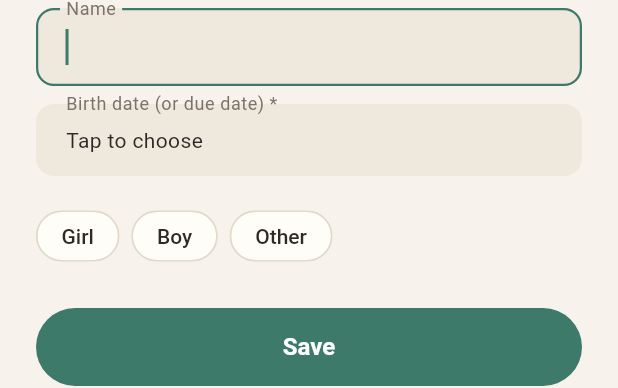
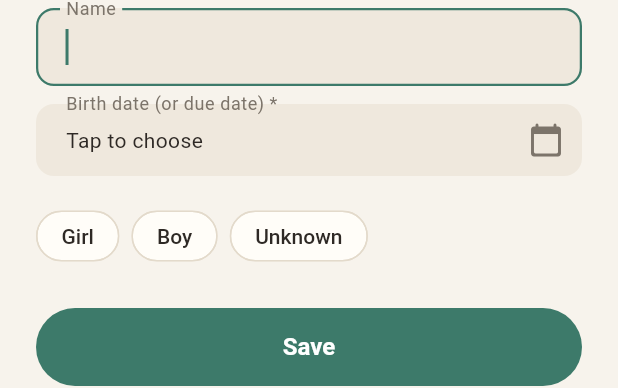
Before and after one commit to jfchenier/nestling, a Flutter app: the _ChildForm widget shown alone on an empty page, opened directly with empty values, after a tap on "Save", on a phone screen of 412 x 824 dp. Shown: the part 226-614 px from the top of the screen. Run offline on Flutter 3.47's test engine with Material 3 defaults, Android fonts, the phone set to English and light mode, and no system bars; our stand-ins replace file_picker, fl_chart, google_sign_in, qr_flutter, shared_preferences, web; missing offline and left inert: cryptography, dart:js_interop, extension_google_sign_in_as_googleapis_auth, googleapis, mobile_scanner; accounts and stored records are empty.

Commit message:
Add a baby: 'Unknown' instead of 'Other'; birth date shown as a field with a calendar icon
The sheet now uses the entry sheets' background, so its fields (and the photo
circle) stand out instead of blending into the sheet.

Co-Authored-By: Claude Opus 5.5 (1M context) <noreply@anthropic.com>
Claude-Session: https://claude.ai/code/session_01QfZcBovxgQDsf299CHykot

```diff
--- a/app/lib/screens/child_form.dart
+++ b/app/lib/screens/child_form.dart
@@ -15,6 +15,8 @@ import 'home.dart' show ChildAvatar;
 Future<String?> showChildForm(BuildContext context, {required String familyId, Child? child}) => showModalBottomSheet<String>(
   context: context,
   isScrollControlled: true,
+  // Like the entry sheets, so the fields stand out from the sheet.
+  backgroundColor: context.pal.background,
   builder: (_) => _ChildForm(familyId: familyId, child: child),
 );
 
@@ -164,13 +166,14 @@ class _ChildFormState extends State<_ChildForm> {
               decoration: InputDecoration(
                 labelText: widget.child == null ? 'Birth date (or due date) *' : 'Birth date (or due date)',
                 errorText: _birthMissing ? 'Choose a birth date (or due date)' : null,
+                suffixIcon: Icon(Icons.calendar_today_rounded, color: context.pal.muted),
               ),
               child: Text(_birth == null ? (widget.child == null ? 'Tap to choose' : 'Not set') : DateFormat.yMMMMd().format(_birth!)),
             ),
           ),
           const SizedBox(height: 16),
           ChoiceChips<String>(
-            options: const {'female': 'Girl', 'male': 'Boy', 'other': 'Other'},
+            options: const {'female': 'Girl', 'male': 'Boy', 'other': 'Unknown'},
             value: _sex,
             onChanged: (v) => setState(() => _sex = v),
           ),
```
